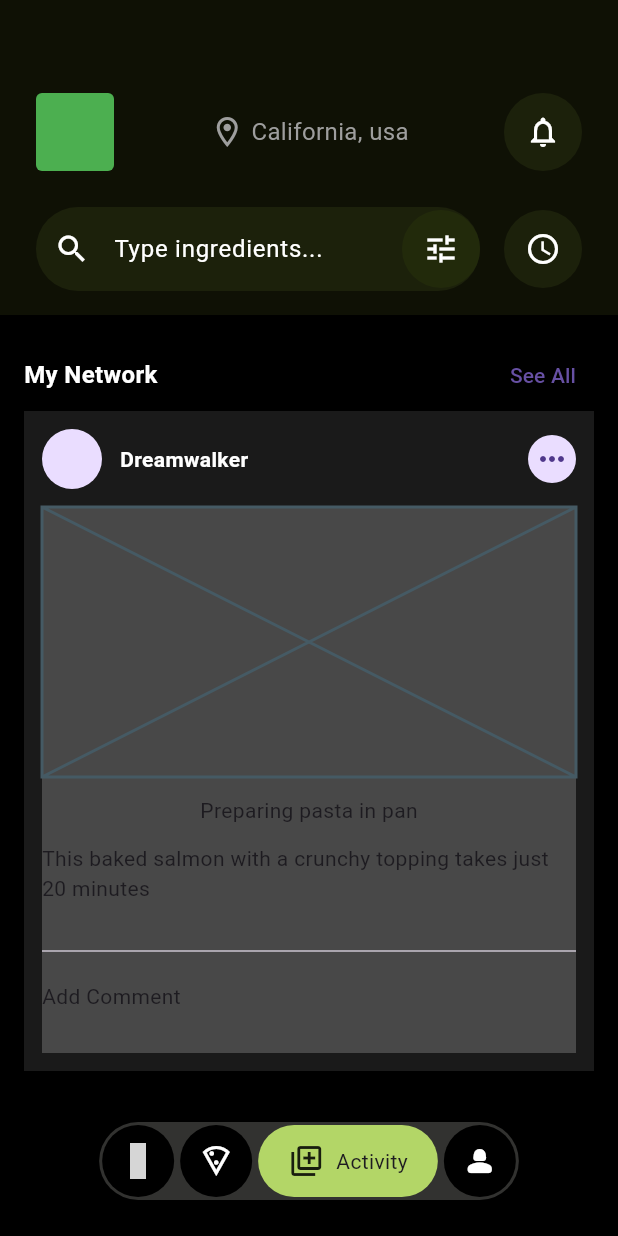
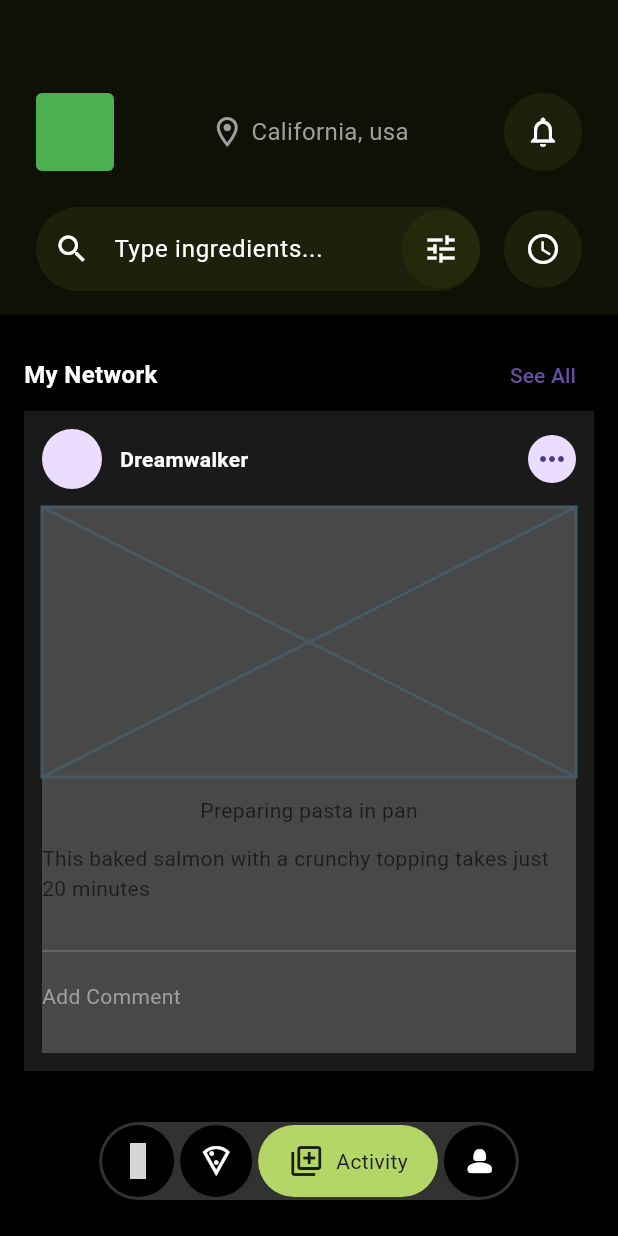
Before and after one commit to JAICHANGPARK/flutter_notebook_chapter_43, a Flutter app: the FoodOrderMainPage screen opened directly, item 3 of the bottom bar chosen, on a phone screen of 412 x 824 dp. Run offline on Flutter 3.47's test engine with Material 3 defaults, Android fonts, the phone set to English and light mode, and no system bars; our stand-ins replace gap, hugeicons, percent_indicator; network calls fail; grey boxes are pictures that could not be loaded.

Commit message:
Update food_order_activity_page.dart

```diff
--- a/lib/ep2393_food_order_app/ui/activity/food_order_activity_page.dart
+++ b/lib/ep2393_food_order_app/ui/activity/food_order_activity_page.dart
@@ -76,20 +76,22 @@ class _FoodOrderActivityPageState extends State<FoodOrderActivityPage> {
                           "This baked salmon with a crunchy topping takes just 20 minutes",
                         ),
                         Row(
-                          children: [
-
-                          ],
+                          children: [],
                         ),
-                        Divider(),
+                        Divider(
+                          color: Colors.white.withValues(alpha: .2),
+                        ),
                         Row(
                           children: [
-                            Text("Add Comment",style: ,)
-
+                            Text(
+                              "Add Comment",
+                              style: TextStyle(
+                                color: Colors.grey,
+                              ),
+                            )
                           ],
-
                         )
                       ],
-
                     ),
                   ),
                 )
```
